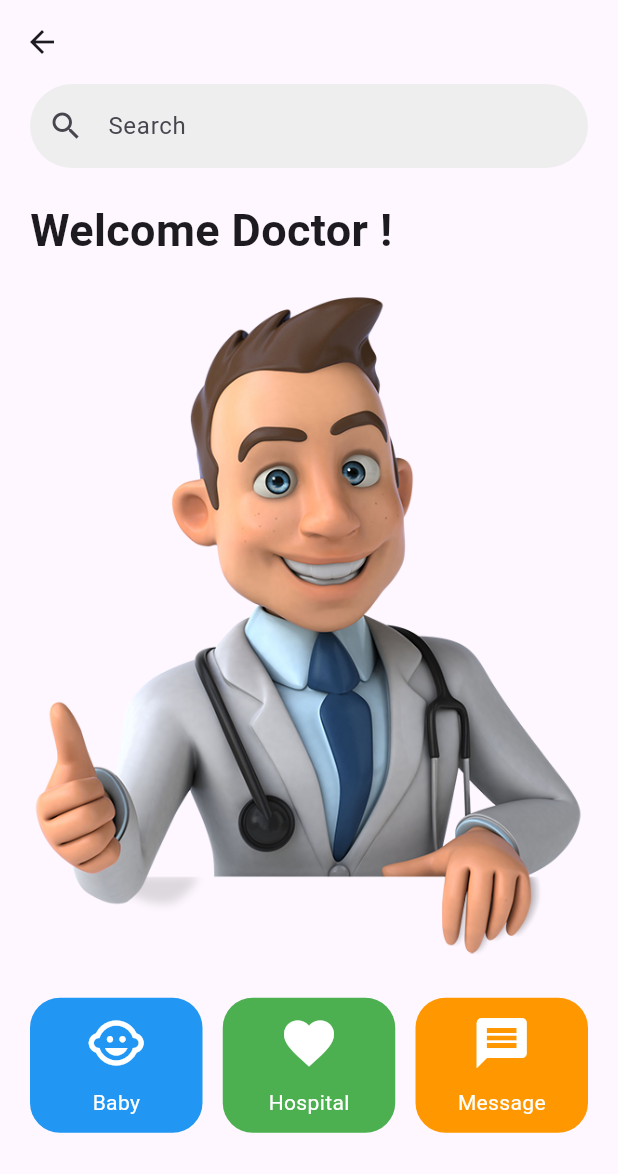
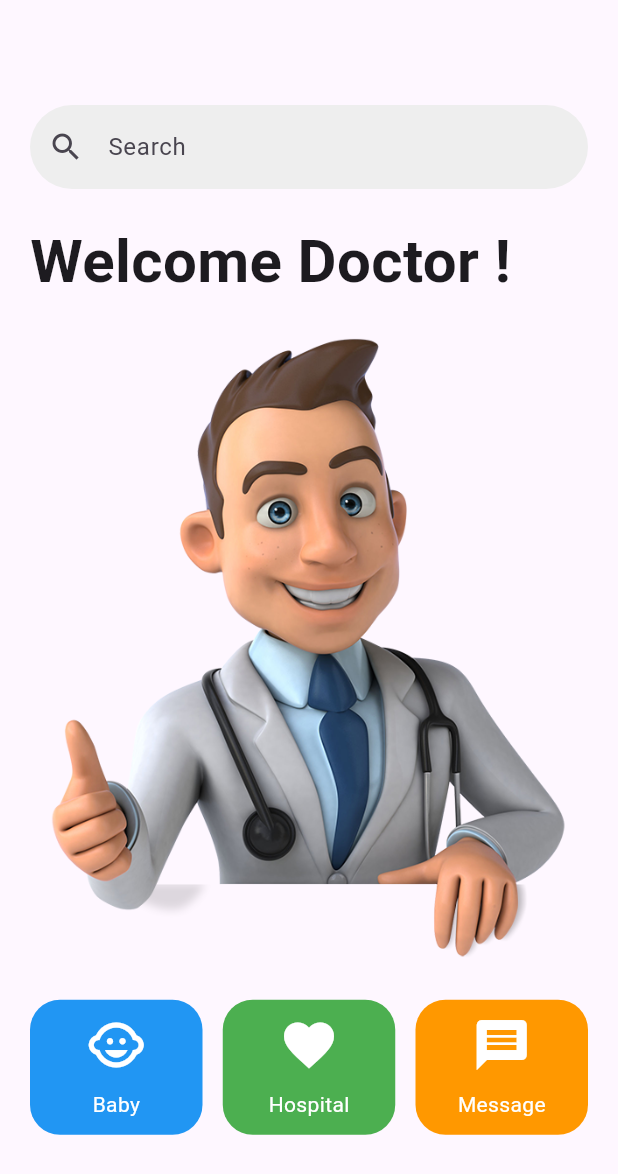
Before and after one commit to jdtdjayasingha/Babycare-University-Assignment, a Flutter app: the DoctorHomeScreen screen opened directly, on a phone screen of 412 x 824 dp. Shown: the top 1174 px of the screen. Run offline on Flutter 3.47's test engine with Material 3 defaults, Android fonts, the light colour scheme and no system bars; our stand-ins replace carousel_slider, cloud_firestore, firebase_auth, firebase_core, firebase_storage, get and 3 more; missing offline and left inert: pretty_gauge; accounts and stored records are empty.

Commit message:
Finalized the application

```diff
--- a/lib/screen/appoinment/firebase_service.dart
+++ b/lib/screen/appoinment/firebase_service.dart
@@ -1,4 +1,3 @@
-
 import 'appointment_model.dart';
 import 'package:cloud_firestore/cloud_firestore.dart';
 
@@ -14,7 +13,7 @@ class FirebaseService {
   }) async {
     try {
       await _appointmentsCollection.add({
-        'selectedDate': appointment.selectedDate,
+        'selectedDate': "22/6/2024",
         'selectedTime': appointment.selectedTime,
         'fullName': appointment.fullName,
         'email': appointment.email,
--- a/lib/screen/appoinment/home_page.dart
+++ b/lib/screen/appoinment/home_page.dart
@@ -61,7 +61,7 @@ class HomePage extends StatelessWidget {
                     context,
                     'assets/gounder.jpg',
                     'Dr. Michel Patel',
-                    'Oncology',
+                    'Neurologist',
                     [
                       'Dr. Patel is a leading oncologist known for his expertise in the treatment of various cancers, including lung, breast, and prostate cancer. With a compassionate approach, he guides his patients through their treatment journey, offering the latest advancements in chemotherapy, immunotherapy, and targeted therapies. Dr. Patel is committed to not only treating the disease but also improving his patients quality of life.',
                     ],
--- a/lib/screen/doctor/doctorhome.dart
+++ b/lib/screen/doctor/doctorhome.dart
@@ -4,7 +4,6 @@ class DoctorHomeScreen extends StatelessWidget {
   @override
   Widget build(BuildContext context) {
     return Scaffold(
-      appBar: AppBar(),
       body: Padding(
         padding: const EdgeInsets.only(
           left: 20,
@@ -12,6 +11,7 @@ class DoctorHomeScreen extends StatelessWidget {
         ),
         child: Column(
           children: [
+            SizedBox(height: 70),
             SearchBar(),
             SizedBox(height: 20),
             Row(
@@ -19,7 +19,7 @@ class DoctorHomeScreen extends StatelessWidget {
               children: [
                 Text("Welcome Doctor !",
                     style: TextStyle(
-                      fontSize: 30,
+                      fontSize: 40,
                       fontWeight: FontWeight.bold,
                     )),
               ],
@@ -65,14 +65,16 @@ class SearchBar extends StatelessWidget {
 class PopularChannels extends StatelessWidget {
   @override
   Widget build(BuildContext context) {
-    return Column(
+    return Center(
+      child: Column(
         children: [
           Image.asset(
             'assets/images/dochome.png',
-          width: 600.0,
+            width: 350.0,
             fit: BoxFit.cover,
           ),
         ],
+      ),
     );
   }
 }
--- a/lib/screen/doctor/doctorschedule.dart
+++ b/lib/screen/doctor/doctorschedule.dart
@@ -99,7 +99,7 @@ class _DoctorScheduleState extends State<DoctorSchedule> {
                                   ),
                                 ),
                                 Text(
-                                  '${data['SelectedDate']}',
+                                  '${data['selectedDate']}',
                                   style: TextStyle(fontSize: 13),
                                 ),
                                 SizedBox(
--- a/lib/screen/mom/momappointment.dart
+++ b/lib/screen/mom/momappointment.dart
@@ -136,7 +136,7 @@ class _MomAppDisplayDataState extends State<MomAppDisplayData> {
                                   style: TextStyle(fontSize: 13),
                                 ),
                                 SizedBox(
-                                  height: 5,
+                                  height: 15,
                                 ),
                               ],
                             ),
--- a/lib/screen/mom/user_dashboard.dart
+++ b/lib/screen/mom/user_dashboard.dart
@@ -16,10 +16,6 @@ class _UserDashboardState extends State<UserDashboard> {
   int _selectedIndex = 0;
   List<Widget> get _widgetOptions {
     return <Widget>[
-      // Text(
-      //   'Home',
-      //   style: optionStyle,
-      // ),
       Menu(),
       MomAppDisplayData(
         email: widget.email,
--- a/lib/screen/need_buy/maternity_wear.dart
+++ b/lib/screen/need_buy/maternity_wear.dart
@@ -1,4 +1,3 @@
-import 'package:babycare/screen/mom/menu.dart';
 import 'package:babycare/screen/mom/user_dashboard.dart';
 import 'package:babycare/screen/need_buy/pain_relief.dart';
 import 'package:babycare/screen/need_buy/skin_care.dart';
--- a/lib/screen/need_buy/pain_relief.dart
+++ b/lib/screen/need_buy/pain_relief.dart
@@ -1,4 +1,3 @@
-import 'package:babycare/screen/mom/menu.dart';
 import 'package:babycare/screen/mom/user_dashboard.dart';
 import 'package:babycare/screen/need_buy/maternity_wear.dart';
 import 'package:babycare/screen/need_buy/skin_care.dart';
--- a/lib/screen/need_buy/skin_care.dart
+++ b/lib/screen/need_buy/skin_care.dart
@@ -1,4 +1,3 @@
-import 'package:babycare/screen/mom/menu.dart';
 import 'package:babycare/screen/mom/user_dashboard.dart';
 import 'package:babycare/screen/need_buy/maternity_wear.dart';
 import 'package:babycare/screen/need_buy/pain_relief.dart';
```
Also changed, not shown: assets/gounder.jpg. Lines whose indentation alone changed are shown as unchanged.
